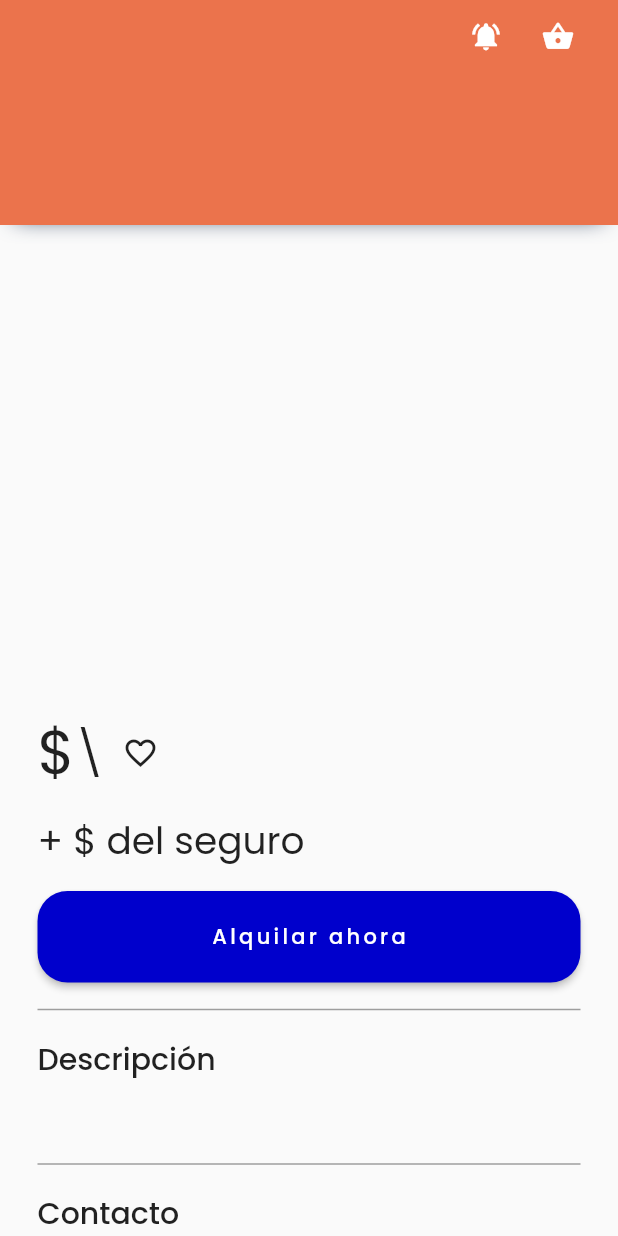
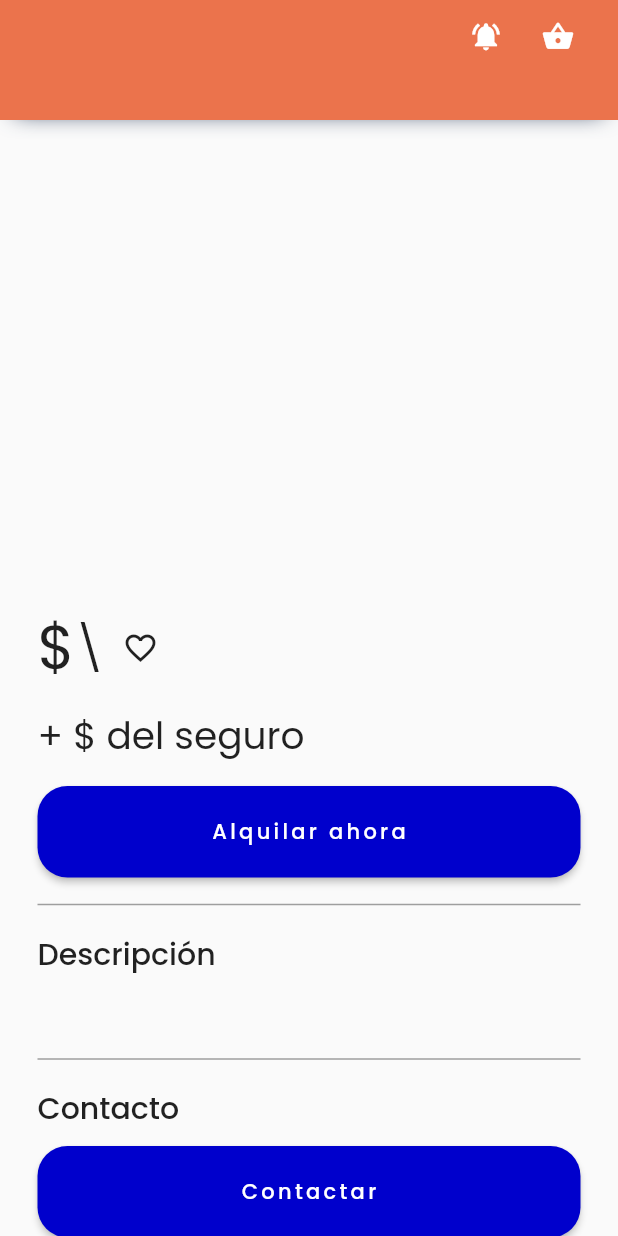
Before and after one commit to federojas/RentIt, a Flutter app: the ListingScreen screen opened directly with empty values, on a phone screen of 412 x 824 dp. Run offline on Flutter 3.47's test engine with Material 2 defaults, Android fonts, the phone set to English and light mode, and no system bars; drawn by our look-alikes of flutter_image_slideshow; our stand-ins replace carousel_slider, cloud_firestore, firebase_auth, firebase_core, firebase_storage, fluttertoast and 3 more; missing offline and left inert: mercado_pago_mobile_checkout, smart_select; accounts and stored records are empty; network calls fail.

Commit message:
navbar fix 2

```diff
--- a/lib/widgets/navbar.dart
+++ b/lib/widgets/navbar.dart
@@ -71,7 +71,13 @@ class _NavbarState extends State<Navbar> {
     bool fav = false;
 
     return Container(
-        height: 150.0,
+        height: widget.searchBar
+            ? (!categories
+            ? (tagsExist ? 211.0 : 158.0)
+            : (tagsExist ? 262.0 : 210.0))
+            : (!categories
+            ? (tagsExist ? 162.0 : 80.0)
+            : (tagsExist ? 200.0 : 150.0)),
         decoration: BoxDecoration(
             color: !widget.transparent ? widget.bgColor : Colors.transparent,
             boxShadow: [
@@ -94,8 +100,9 @@ class _NavbarState extends State<Navbar> {
                   children: [
                     Row(
                       children: [
-
-                        Text(widget.title,
+                        Padding(
+                            padding: const EdgeInsets.only(top: 12,),
+                            child: Text(widget.title,
                                 style: TextStyle(
                                     color: !widget.transparent
                                         ? (widget.bgColor == MyTheme.white
@@ -104,6 +111,8 @@ class _NavbarState extends State<Navbar> {
                                         : MyTheme.white,
                                     fontWeight: FontWeight.w600,
                                     fontSize: 18.0)),
+
+                        ),
                       ],
                     ),
                     if (widget.rightOptions)
```
Lines whose indentation alone changed are shown as unchanged.
